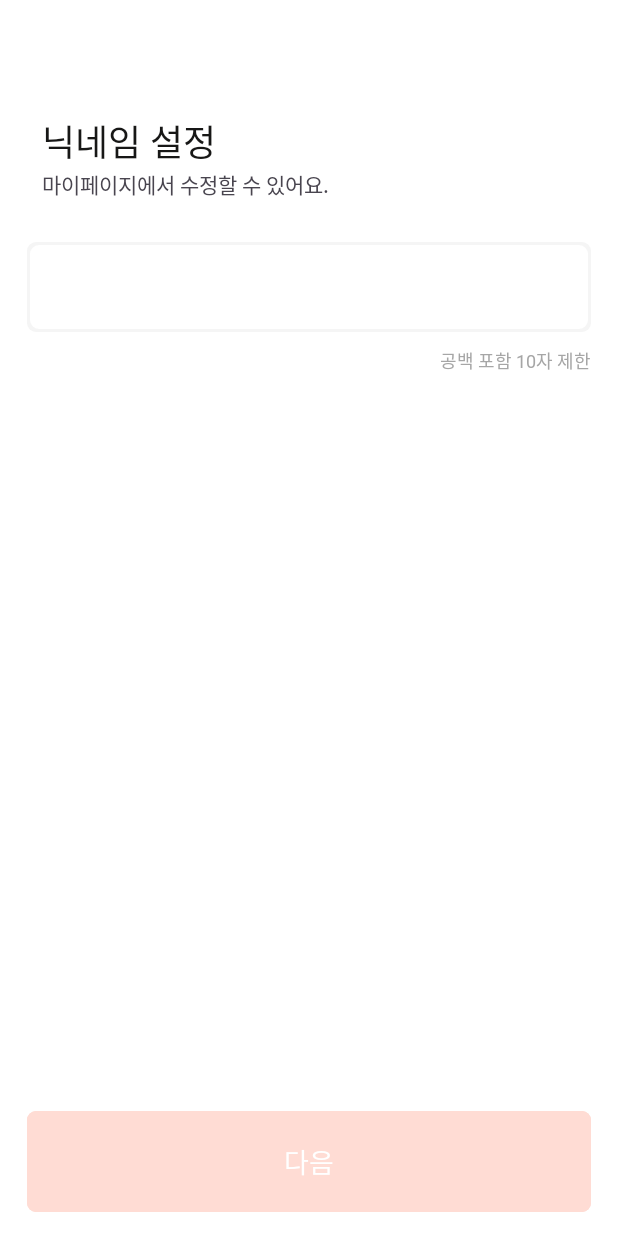
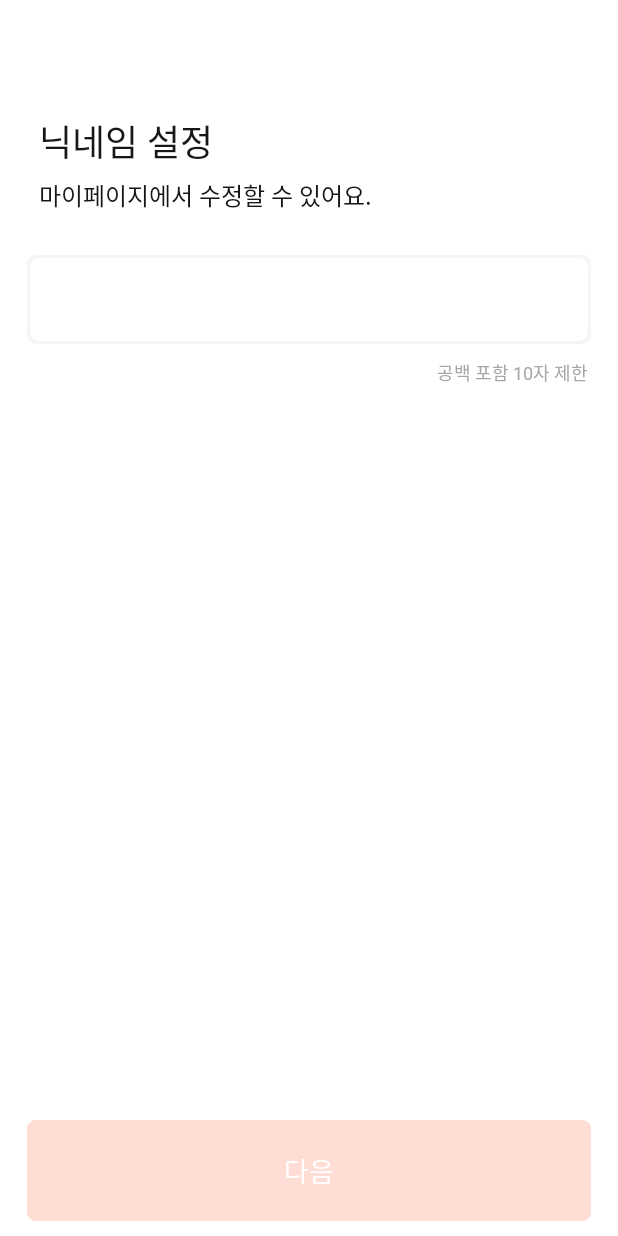
Before and after one commit to Team-Smeme/smeem-aos, an Android app: the JoinWithNicknameActivity screen opened directly, with no data from a screen before it, on a phone screen of 412 x 824 dp. Run offline under Robolectric (Android 15) with nearby library versions, the phone set to English and light mode, and no system bars; our stand-ins replace Dagger/Hilt's generated code, data binding; Roboto replaces fonts that are not available here.

Commit message:
닉네임 설정 디자인 수정

```diff
--- a/app/src/main/res/layout/activity_join_nickname.xml
+++ b/app/src/main/res/layout/activity_join_nickname.xml
@@ -10,15 +10,15 @@
     <androidx.constraintlayout.widget.ConstraintLayout
         android:layout_width="match_parent"
         android:layout_height="match_parent"
-        android:layout_marginTop="76dp"
-        android:layout_marginBottom="16dp"
-        android:paddingHorizontal="18dp">
+        android:paddingHorizontal="18dp"
+        android:paddingTop="76dp"
+        android:paddingBottom="10dp">
 
         <TextView
             android:id="@+id/tv_entrance_header"
             android:layout_width="0dp"
             android:layout_height="wrap_content"
-            android:layout_marginStart="10dp"
+            android:layout_marginStart="8dp"
 
             android:text="@string/entrance_nickname_header"
             android:textAppearance="@style/TextAppearance.Smeem.Headline2"
@@ -30,28 +30,28 @@
             android:id="@+id/tv_entrance_description"
             android:layout_width="0dp"
             android:layout_height="wrap_content"
+            android:layout_marginTop="6dp"
+            android:text="@string/entrance_nickname_description"
 
-            android:text="@string/entrance_nickname_description"
+            android:textAppearance="@style/TextAppearance.Smeem.Body4_regular"
             app:layout_constraintStart_toStartOf="@id/tv_entrance_header"
 
             app:layout_constraintTop_toBottomOf="@id/tv_entrance_header" />
 
         <EditText
             android:id="@+id/et_entrance_nickname"
+            style="@style/Style.Smeem.Text"
             android:layout_width="0dp"
             android:layout_height="wrap_content"
-
             android:layout_marginTop="28dp"
             android:background="@drawable/shape_rounded_et"
             android:paddingHorizontal="14sp"
-
-            android:paddingTop="17sp"
-            android:paddingBottom="15sp"
+            android:paddingVertical="16dp"
             android:textAppearance="@style/TextAppearance.Smeem.Headline3"
-            android:textColor="@color/point"
+            android:textColor="?colorPrimary"
+            android:textCursorDrawable="@drawable/shape_cursor"
             app:layout_constraintEnd_toEndOf="parent"
             app:layout_constraintStart_toStartOf="parent"
-
             app:layout_constraintTop_toBottomOf="@id/tv_entrance_description"
             tools:text="정요니" />
 
@@ -59,8 +59,8 @@
             android:id="@+id/tv_entrance_nickname_caption"
             android:layout_width="0dp"
             android:layout_height="wrap_content"
-
             android:layout_marginTop="10dp"
+            android:layout_marginEnd="2dp"
             android:text="@string/entrance_nickname_caption"
             android:textAppearance="@style/TextAppearance.Smeem.Caption4_regular_12"
             android:textColor="@color/gray_500"
@@ -71,14 +71,15 @@
             android:id="@+id/tv_entrance_nickname_duplicated"
             android:layout_width="0dp"
             android:layout_height="wrap_content"
-
+            android:layout_marginStart="2dp"
             android:layout_marginTop="10dp"
             android:text="@string/entrance_nickname_duplicated"
             android:textAppearance="@style/TextAppearance.Smeem.Caption4_regular_12"
-            android:textColor="@color/point"
+            android:textColor="?colorPrimary"
             android:visibility="invisible"
             app:layout_constraintStart_toStartOf="@id/et_entrance_nickname"
-            app:layout_constraintTop_toBottomOf="@id/et_entrance_nickname" />
+            app:layout_constraintTop_toBottomOf="@id/et_entrance_nickname"
+            tools:visibility="visible" />
 
         <Button
             android:id="@+id/btn_entrance_next"
@@ -94,5 +95,6 @@
             app:layout_constraintBottom_toBottomOf="parent"
             app:layout_constraintEnd_toEndOf="parent"
             app:layout_constraintStart_toStartOf="parent" />
+
     </androidx.constraintlayout.widget.ConstraintLayout>
 </layout>
--- a/app/src/main/res/values/strings.xml
+++ b/app/src/main/res/values/strings.xml
@@ -30,7 +30,7 @@
     <string name="on_boarding_start_with_anonymous">비회원으로 시작하기</string>
     <string name="entrance_nickname_header">닉네임 설정</string>
     <string name="entrance_nickname_description">마이페이지에서 수정할 수 있어요.</string>
-    <string name="entrance_nickname_duplicated">이미 사용중인 닉네임입니다.</string>
+    <string name="entrance_nickname_duplicated">이미 사용 중인 닉네임이에요 :(</string>
     <string name="entrance_nickname_caption">공백 포함 10자 제한</string>
     <string name="entrance_agreement_header">서비스 이용약관</string>
     <string name="entrance_agreement_description">서비스 이용을 위해 약관에 동의해주세요.</string>
```
